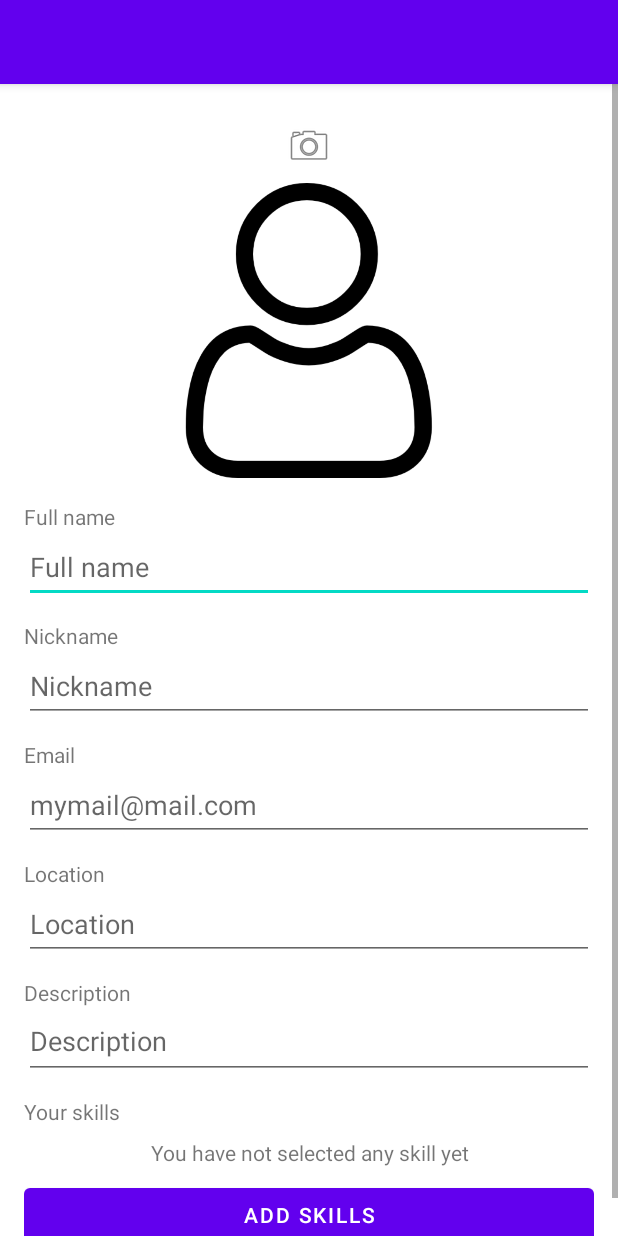
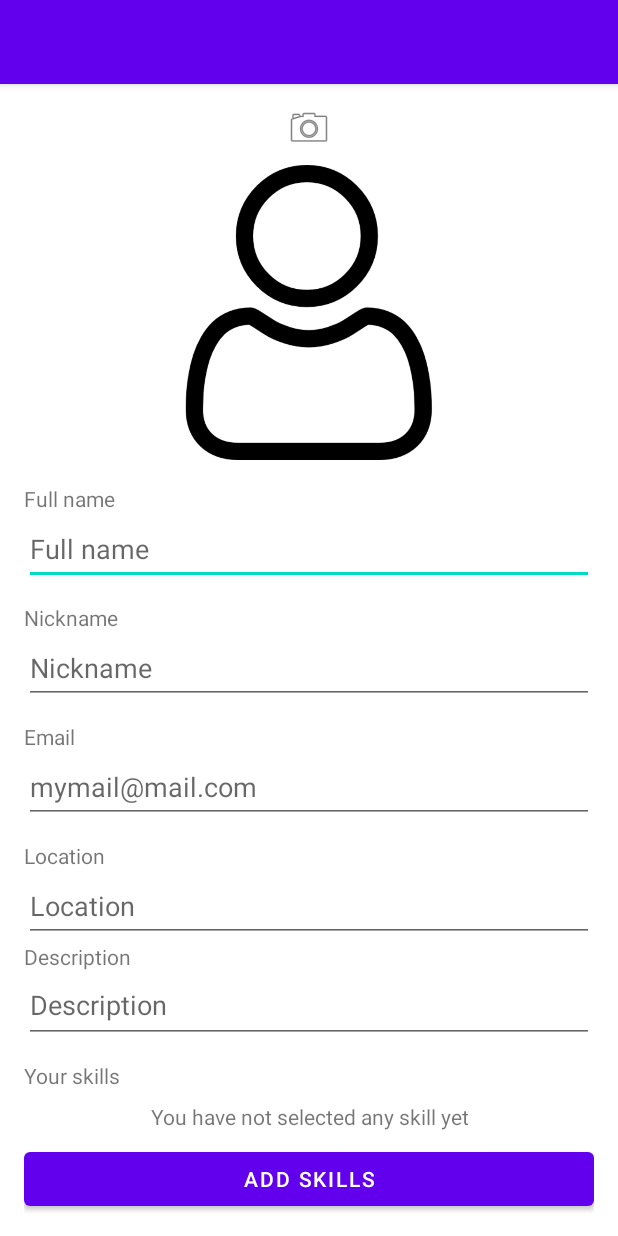
Before and after one commit to fridanco/MA-G14, an Android app: the EditProfileActivity screen opened directly, with no data from a screen before it, on a phone screen of 412 x 824 dp. Run offline under Robolectric (Android 15) with nearby library versions, the light colour scheme and no system bars.

Commit message:
fix warning + fix layout paddings

```diff
--- a/app/src/main/res/layout-land/activity_edit_profile.xml
+++ b/app/src/main/res/layout-land/activity_edit_profile.xml
@@ -4,22 +4,16 @@
     xmlns:tools="http://schemas.android.com/tools"
     android:layout_width="match_parent"
     android:layout_height="match_parent"
-    android:padding="16dp"
-    android:weightSum="3"
-    android:baselineAligned="false">
-
-    <LinearLayout
-        android:layout_width="0dp"
-        android:layout_height="match_parent"
-        android:layout_weight="1"
-        android:orientation="horizontal">
+    android:baselineAligned="false"
+    android:weightSum="3">
 
     <LinearLayout
         android:layout_width="0dp"
         android:layout_height="match_parent"
         android:layout_weight="1"
         android:orientation="vertical"
-            android:paddingRight="8dp"
+        android:paddingStart="16dp"
+        android:paddingEnd="8dp"
         android:weightSum="5">
 
         <ImageButton
@@ -29,7 +23,7 @@
             android:layout_gravity="center_horizontal"
             android:layout_weight="1"
             android:backgroundTint="#00FFFFFF"
-                android:contentDescription="Change profile picture"
+            android:contentDescription="@string/change_profile_picture_content_description"
             app:srcCompat="@android:drawable/ic_menu_camera" />
 
         <ImageView
@@ -38,22 +32,23 @@
             android:layout_height="0dp"
             android:layout_gravity="center_horizontal"
             android:layout_weight="4"
+            android:contentDescription="@string/profile_picture_content_description"
             app:srcCompat="@drawable/user" />
-
-        </LinearLayout>
 
     </LinearLayout>
 
     <ScrollView
         android:layout_width="0dp"
         android:layout_height="match_parent"
-        android:layout_weight="2"
-        android:paddingLeft="8dp">
+        android:layout_weight="2">
 
         <LinearLayout
             android:layout_width="match_parent"
             android:layout_height="wrap_content"
-            android:orientation="vertical">
+            android:orientation="vertical"
+            android:paddingStart="8dp"
+            android:paddingTop="16dp"
+            android:paddingEnd="16dp">
 
             <TextView
                 android:id="@+id/textView14"
@@ -84,29 +79,31 @@
                 android:layout_width="match_parent"
                 android:layout_height="wrap_content"
                 android:layout_marginBottom="12dp"
+                android:autofillHints=""
                 android:ems="10"
                 android:hint="@string/profile_edit_nickname_placeholder"
                 android:inputType="textPersonName"
                 android:minHeight="48dp"
-                tools:ignore="DuplicateSpeakableTextCheck"
-                android:autofillHints="" />
+                tools:ignore="DuplicateSpeakableTextCheck" />
 
             <TextView
                 android:id="@+id/textView16"
                 android:layout_width="match_parent"
                 android:layout_height="wrap_content"
-                android:text="@string/profile_edit_email_label" />
+                android:text="@string/profile_edit_email_label"
+                tools:ignore="TextContrastCheck" />
 
             <EditText
                 android:id="@+id/editTextTextEmailAddress2"
                 android:layout_width="match_parent"
                 android:layout_height="wrap_content"
                 android:layout_marginBottom="12dp"
+                android:autofillHints=""
                 android:ems="10"
                 android:hint="@string/profile_edit_email_placeholder"
                 android:inputType="textEmailAddress"
                 android:minHeight="48dp"
-                android:autofillHints="" />
+                tools:ignore="TextContrastCheck" />
 
             <TextView
                 android:id="@+id/textView17"
@@ -119,12 +116,12 @@
                 android:layout_width="match_parent"
                 android:layout_height="wrap_content"
                 android:layout_marginBottom="12dp"
+                android:autofillHints=""
                 android:ems="10"
                 android:hint="@string/profile_edit_location_placeholder"
                 android:inputType="textPersonName"
                 android:minHeight="48dp"
-                tools:ignore="DuplicateSpeakableTextCheck"
-                android:autofillHints="" />
+                tools:ignore="DuplicateSpeakableTextCheck" />
 
             <TextView
                 android:id="@+id/textView18"
@@ -136,19 +133,19 @@
                 android:id="@+id/editTextTextMultiLine2"
                 android:layout_width="match_parent"
                 android:layout_height="wrap_content"
+                android:autofillHints=""
                 android:ems="10"
                 android:gravity="start|top"
                 android:hint="@string/profile_edit_description_placeholder"
                 android:inputType="textMultiLine"
                 android:minHeight="48dp"
-                tools:ignore="DuplicateSpeakableTextCheck"
-                android:autofillHints="" />
+                tools:ignore="DuplicateSpeakableTextCheck" />
 
             <TextView
                 android:id="@+id/textView9"
                 android:layout_width="match_parent"
                 android:layout_height="wrap_content"
-                android:text="Your skills" />
+                android:text="@string/profile_skills_placeholder" />
 
             <com.google.android.material.chip.ChipGroup
                 android:id="@+id/chipGroup2"
@@ -165,15 +162,15 @@
                 android:gravity="center_horizontal"
                 android:paddingTop="8dp"
                 android:paddingBottom="8dp"
-                android:text="You have not selected any skill yet" />
+                android:text="@string/profile_no_skills_selected" />
 
             <Button
                 android:id="@+id/button2"
                 android:layout_width="match_parent"
                 android:layout_height="wrap_content"
-                android:paddingTop="4dp"
-                android:paddingBottom="4dp"
-                android:text="Add skills" />
+                android:layout_marginBottom="8dp"
+                android:paddingBottom="16dp"
+                android:text="@string/profile_add_skills" />
 
         </LinearLayout>
     </ScrollView>
--- a/app/src/main/res/layout-land/activity_show_profile.xml
+++ b/app/src/main/res/layout-land/activity_show_profile.xml
@@ -4,9 +4,8 @@
     xmlns:tools="http://schemas.android.com/tools"
     android:layout_width="match_parent"
     android:layout_height="match_parent"
-    android:padding="16dp"
-    android:weightSum="3"
-    android:baselineAligned="false">
+    android:baselineAligned="false"
+    android:weightSum="3">
 
     <LinearLayout
         android:layout_width="match_parent"
@@ -14,6 +13,7 @@
         android:layout_weight="2"
         android:gravity="start"
         android:orientation="vertical"
+        android:paddingStart="16dp"
         android:paddingEnd="8dp">
 
         <ImageView
@@ -29,13 +29,15 @@
     <ScrollView
         android:layout_width="match_parent"
         android:layout_height="match_parent"
-        android:layout_weight="1"
-        android:paddingStart="8dp">
+        android:layout_weight="1">
 
         <LinearLayout
             android:layout_width="match_parent"
             android:layout_height="wrap_content"
-            android:orientation="vertical">
+            android:orientation="vertical"
+            android:paddingStart="8dp"
+            android:paddingTop="16dp"
+            android:paddingEnd="16dp">
 
             <TextView
                 android:id="@+id/textView32"
@@ -121,8 +123,8 @@
                 android:layout_height="wrap_content"
                 android:gravity="center_horizontal"
                 android:paddingTop="8dp"
-                android:paddingBottom="8dp"
-                android:text="You have not selected any skill yet" />
+                android:paddingBottom="16dp"
+                android:text="@string/profile_no_skills_selected" />
 
             <com.google.android.material.chip.ChipGroup
                 android:id="@+id/chipGroup2"
--- a/app/src/main/res/layout/activity_choose_skills.xml
+++ b/app/src/main/res/layout/activity_choose_skills.xml
@@ -4,7 +4,8 @@
     xmlns:tools="http://schemas.android.com/tools"
     android:layout_width="match_parent"
     android:layout_height="match_parent"
-    tools:context=".ChooseSkillsActivity">
+    tools:context=".ChooseSkillsActivity"
+    tools:ignore="SpeakableTextPresentCheck">
 
     <LinearLayout
         android:id="@+id/skill_entry_holder"
--- a/app/src/main/res/layout/activity_edit_profile.xml
+++ b/app/src/main/res/layout/activity_edit_profile.xml
@@ -14,7 +14,9 @@
         android:layout_height="wrap_content"
         android:gravity="center_horizontal"
         android:orientation="vertical"
-        android:padding="16dp">
+        android:paddingStart="16dp"
+        android:paddingTop="4dp"
+        android:paddingEnd="16dp">
 
         <FrameLayout
             android:id="@+id/frameLayout2"
@@ -27,8 +29,9 @@
                 android:layout_width="match_parent"
                 android:layout_height="wrap_content"
                 android:backgroundTint="#00FFFFFF"
+                android:contentDescription="@string/change_profile_picture_content_description"
                 app:srcCompat="@android:drawable/ic_menu_camera"
-                tools:ignore="SpeakableTextPresentCheck" />
+                tools:ignore="SpeakableTextPresentCheck,DuplicateSpeakableTextCheck" />
         </FrameLayout>
 
         <FrameLayout
@@ -44,7 +47,7 @@
                 android:layout_height="match_parent"
                 android:layout_gravity="fill_horizontal"
                 android:backgroundTint="#00FFFFFF"
-                android:contentDescription="@string/change_profile_picture_content_description"
+                android:contentDescription="@string/profile_picture_content_description"
                 android:foregroundGravity="fill_horizontal"
                 android:scaleType="fitCenter"
                 android:src="@drawable/user" />
@@ -72,7 +75,8 @@
                 android:ems="10"
                 android:hint="@string/profile_edit_fullname_placeholder"
                 android:inputType="textPersonName"
-                android:minHeight="48dp" />
+                android:minHeight="48dp"
+                tools:ignore="DuplicateSpeakableTextCheck" />
 
             <TextView
                 android:id="@+id/textView23"
@@ -85,10 +89,12 @@
                 android:layout_width="match_parent"
                 android:layout_height="wrap_content"
                 android:layout_marginBottom="12dp"
+                android:autofillHints=""
                 android:ems="10"
                 android:hint="@string/profile_edit_nickname_placeholder"
                 android:inputType="textPersonName"
-                android:minHeight="48dp" />
+                android:minHeight="48dp"
+                tools:ignore="DuplicateSpeakableTextCheck" />
 
             <TextView
                 android:id="@+id/textView24"
@@ -101,10 +107,12 @@
                 android:layout_width="match_parent"
                 android:layout_height="wrap_content"
                 android:layout_marginBottom="12dp"
+                android:autofillHints=""
                 android:ems="10"
                 android:hint="@string/profile_edit_email_placeholder"
                 android:inputType="textEmailAddress"
-                android:minHeight="48dp" />
+                android:minHeight="48dp"
+                tools:ignore="TextContrastCheck" />
 
             <TextView
                 android:id="@+id/textView25"
@@ -116,11 +124,12 @@
                 android:id="@+id/editTextTextPersonName4"
                 android:layout_width="match_parent"
                 android:layout_height="wrap_content"
-                android:layout_marginBottom="12dp"
+                android:autofillHints=""
                 android:ems="10"
                 android:hint="@string/profile_edit_location_placeholder"
-                android:inputType="textPersonName"
-                android:minHeight="48dp" />
+                android:inputType="textPostalAddress"
+                android:minHeight="48dp"
+                tools:ignore="DuplicateSpeakableTextCheck" />
 
             <TextView
                 android:id="@+id/textView26"
@@ -133,17 +142,19 @@
                 android:layout_width="match_parent"
                 android:layout_height="wrap_content"
                 android:layout_marginBottom="12dp"
+                android:autofillHints=""
                 android:ems="10"
                 android:gravity="start|top"
                 android:hint="@string/profile_edit_description_placeholder"
                 android:inputType="textMultiLine"
-                android:minHeight="48dp" />
+                android:minHeight="48dp"
+                tools:ignore="DuplicateSpeakableTextCheck" />
 
             <TextView
                 android:id="@+id/textView27"
                 android:layout_width="match_parent"
                 android:layout_height="wrap_content"
-                android:text="Your skills" />
+                android:text="@string/profile_skills_placeholder" />
 
             <com.google.android.material.chip.ChipGroup
                 android:id="@+id/chipGroup"
@@ -157,15 +168,14 @@
                 android:gravity="center_horizontal"
                 android:paddingTop="8dp"
                 android:paddingBottom="8dp"
-                android:text="You have not selected any skill yet" />
+                android:text="@string/profile_no_skills_selected" />
 
             <Button
                 android:id="@+id/button"
                 android:layout_width="match_parent"
                 android:layout_height="wrap_content"
-                android:paddingTop="4dp"
-                android:paddingBottom="4dp"
-                android:text="Add skills" />
+                android:layout_marginBottom="8dp"
+                android:text="@string/profile_add_skills" />
 
         </LinearLayout>
     </LinearLayout>
--- a/app/src/main/res/layout/activity_show_profile.xml
+++ b/app/src/main/res/layout/activity_show_profile.xml
@@ -12,7 +12,7 @@
 
     <LinearLayout
         android:layout_width="match_parent"
-        android:layout_height="match_parent"
+        android:layout_height="wrap_content"
         android:orientation="vertical">
 
         <FrameLayout
@@ -129,7 +129,7 @@
                 android:gravity="center_horizontal"
                 android:paddingTop="8dp"
                 android:paddingBottom="8dp"
-                android:text="You have not selected any skill yet" />
+                android:text="@string/profile_no_skills_selected" />
 
             <com.google.android.material.chip.ChipGroup
                 android:id="@+id/chipGroup"
--- a/app/src/main/res/values/strings.xml
+++ b/app/src/main/res/values/strings.xml
@@ -3,9 +3,6 @@
 
     <string name="preference_file_key">profile</string>
     <string name="profile_picture_filename">profile_picture</string>
-
-    <string name="profile_picture_content_description">Your profile picture</string>
-    <string name="change_profile_picture_content_description">Long click to change profile picture</string>
 
     <string name="profile_edit_fullname_placeholder">Full name</string>
     <string name="profile_edit_nickname_placeholder">Nickname</string>
@@ -21,6 +18,21 @@
     <string name="profile_description_placeholder">Description</string>
     <string name="profile_skills_placeholder">Your skills</string>
 
+    <string name="profile_no_skills_selected">You have not selected any skill yet</string>
+    <string name="profile_add_skills">Add skills</string>
+
+    <string name="fullname_content_descriptor">Your fullname</string>
+    <string name="nickname_content_descriptor">Your nickname</string>
+    <string name="email_content_descriptor">Your email</string>
+    <string name="location_content_descriptor">Your location</string>
+    <string name="description_content_descriptor">Your description</string>
+    <string name="skills_content_descriptor">Your skills</string>
+    <string name="profile_picture_content_description">Your profile picture</string>
+    <string name="change_profile_picture_content_description">Change your profile picture</string>
+
+
+
+
     <string name="change_profile_picture_context_menu_camera">Take a picture</string>
     <string name="change_profile_picture_context_menu_gallery">Choose from gallery</string>
 </resources>
```
Lines whose indentation alone changed are shown as unchanged.
